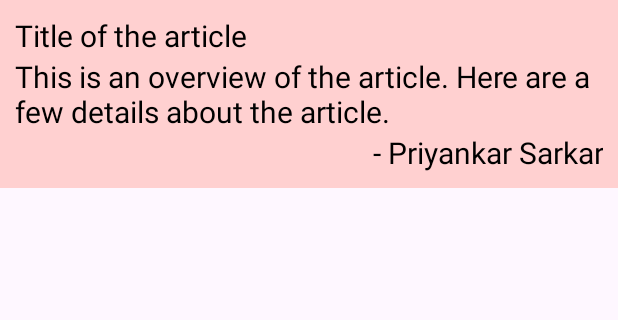
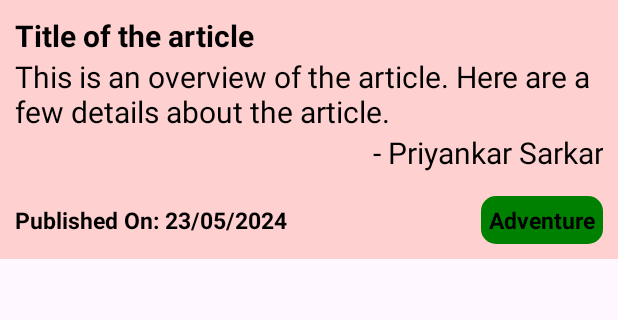
Before and after one commit to Sayantan-Bera/AmaderChuti, an Android app: the layout each_homepage_article_carousel_item.xml on its own in the app's theme, with its tools: preview values and no code run, on a phone screen of 412 x 824 dp, the part 330-650 px from its top. Run offline under Robolectric (Android 15) with nearby library versions, the phone set to English and light mode, and no system bars.

Commit message:
1. Homepage UI in progress (Meeting with team-mate left for finalizing) 2. Article preview page is completed. (Require a team meeting for finalizing)

```diff
--- a/app/src/main/java/com/example/amaderchuti/activities/MainActivity.java
+++ b/app/src/main/java/com/example/amaderchuti/activities/MainActivity.java
@@ -11,7 +11,7 @@ public class MainActivity extends AppCompatActivity {
     @Override
     protected void onCreate(Bundle savedInstanceState) {
         super.onCreate(savedInstanceState);
-        setContentView(R.layout.article_preview_page);
+        setContentView(R.layout.activity_main);
     }
 }
 
--- a/app/src/main/res/layout/each_homepage_article_carousel_item.xml
+++ b/app/src/main/res/layout/each_homepage_article_carousel_item.xml
@@ -41,6 +41,7 @@
                 android:text="Title of the article"
                 android:textColor="@color/black"
                 android:textSize="20dp"
+                android:textStyle="bold"
                 app:layout_constraintStart_toStartOf="parent"
                 app:layout_constraintTop_toTopOf="parent" />
 
@@ -67,6 +68,66 @@ Here are a few details about the article."
                 android:textSize="20dp"
                 app:layout_constraintStart_toStartOf="parent"
                 app:layout_constraintTop_toBottomOf="@+id/each_carousel_item_overview" />
+
+            <androidx.constraintlayout.widget.ConstraintLayout
+                android:layout_width="match_parent"
+                android:layout_height="wrap_content"
+                android:layout_marginTop="15dp"
+                app:layout_constraintEnd_toEndOf="parent"
+                app:layout_constraintStart_toStartOf="parent"
+                app:layout_constraintTop_toBottomOf="@+id/each_carousel_item_credits">
+
+                <TextView
+                    android:id="@+id/each_carousel_item_date_header"
+                    android:layout_width="wrap_content"
+                    android:layout_height="wrap_content"
+                    android:text="Published On: "
+                    android:textColor="@color/black"
+                    android:textSize="15dp"
+                    android:textStyle="bold"
+                    app:layout_constraintBottom_toBottomOf="parent"
+                    app:layout_constraintStart_toStartOf="parent"
+                    app:layout_constraintTop_toTopOf="parent" />
+
+                <TextView
+                    android:id="@+id/each_carousel_item_date_value"
+                    android:layout_width="wrap_content"
+                    android:layout_height="wrap_content"
+                    android:text="23/05/2024"
+                    android:textColor="@color/black"
+                    android:textSize="15dp"
+                    android:textStyle="bold"
+                    app:layout_constraintBottom_toBottomOf="parent"
+                    app:layout_constraintStart_toEndOf="@+id/each_carousel_item_date_header"
+                    app:layout_constraintTop_toTopOf="parent" />
+
+                <androidx.constraintlayout.widget.ConstraintLayout
+                    android:id="@+id/each_carousel_item_tag_parent"
+                    android:layout_width="0dp"
+                    android:layout_height="wrap_content"
+                    android:layout_marginLeft="10dp"
+                    app:layout_constraintEnd_toEndOf="parent"
+                    app:layout_constraintStart_toEndOf="@+id/each_carousel_item_date_value"
+                    app:layout_constraintTop_TopOf="parent">
+
+                    <TextView
+                        android:id="@+id/each_carousel_item_tag"
+                        android:layout_width="wrap_content"
+                        android:layout_height="wrap_content"
+                        android:background="@drawable/sq_c10"
+                        android:backgroundTint="@color/green"
+                        android:padding="5dp"
+                        android:text="Adventure"
+                        android:textColor="@color/black"
+                        android:textSize="15dp"
+                        android:textStyle="bold"
+                        app:layout_constraintEnd_toEndOf="parent"
+                        app:layout_constraintTop_toTopOf="parent" />
+
+                </androidx.constraintlayout.widget.ConstraintLayout>
+
+            </androidx.constraintlayout.widget.ConstraintLayout>
+
         </androidx.constraintlayout.widget.ConstraintLayout>
     </androidx.constraintlayout.widget.ConstraintLayout>
 
```
Also changed, not shown: app/src/main/res/layout/each_homepage_author_carousel_item.xml (added, +16 -0 lines), app/src/main/res/layout/homepage.xml (+45 -8 lines).
